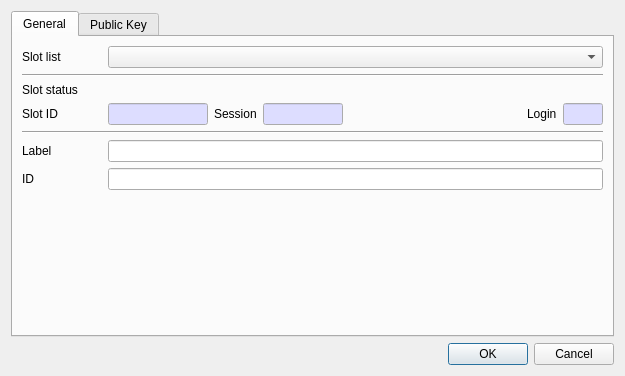
Qt form CryptokiMan/create_dsa_pub_key_dlg.ui (jykim74/CryptokiMan) before a commit.
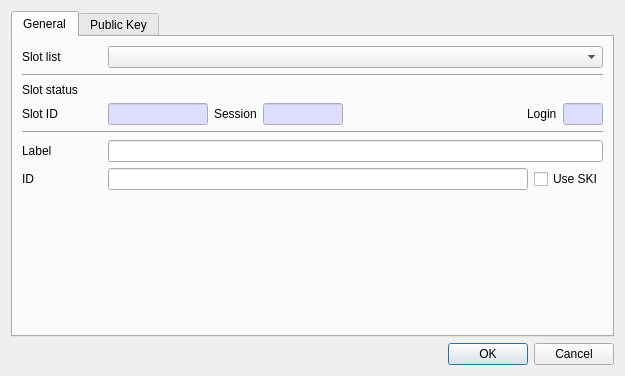
The same form after that commit. The open tabs and pages were chosen to show the change.

What changed in the file:
```diff
--- a/CryptokiMan/create_dsa_pub_key_dlg.ui
+++ b/CryptokiMan/create_dsa_pub_key_dlg.ui
@@ -7,7 +7,7 @@
     <x>0</x>
     <y>0</y>
     <width>625</width>
-    <height>358</height>
+    <height>357</height>
    </rect>
   </property>
   <property name="windowTitle">
@@ -303,7 +303,14 @@
            </property>
           </widget>
          </item>
-         <item row="0" column="1">
+         <item row="1" column="2">
+          <widget class="QCheckBox" name="mUseSKICheck">
+           <property name="text">
+            <string>Use SKI</string>
+           </property>
+          </widget>
+         </item>
+         <item row="0" column="1" colspan="2">
           <widget class="QLineEdit" name="mLabelText"/>
          </item>
          <item row="1" column="1">
```
Left out of the diff: 6 changed lines with no effect on the pictures.
